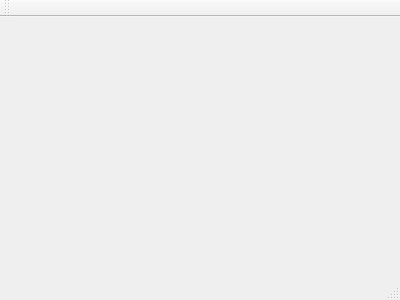
Old version of the form QtGameOfLife/mainwindow.ui in the repository polly013/Game-of-Life.
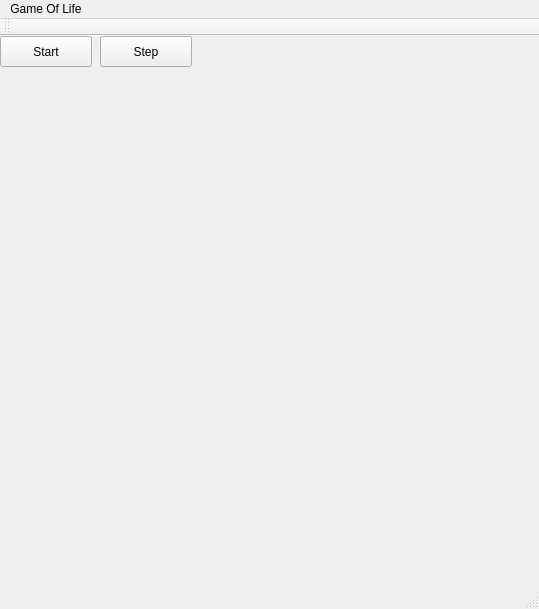
New version of the form.

Commit message: added grid layout with buttons

Diff of the .ui file:
```diff
--- a/QtGameOfLife/mainwindow.ui
+++ b/QtGameOfLife/mainwindow.ui
@@ -1,24 +1,86 @@
 <ui version="4.0">
  <class>MainWindow</class>
- <widget class="QMainWindow" name="MainWindow" >
-  <property name="geometry" >
+ <widget class="QMainWindow" name="MainWindow">
+  <property name="geometry">
    <rect>
     <x>0</x>
     <y>0</y>
-    <width>400</width>
-    <height>300</height>
+    <width>539</width>
+    <height>609</height>
    </rect>
   </property>
   <property name="windowTitle" >
    <string>MainWindow</string>
   </property>
-  <widget class="QMenuBar" name="menuBar" />
-  <widget class="QToolBar" name="mainToolBar" />
-  <widget class="QWidget" name="centralWidget" />
-  <widget class="QStatusBar" name="statusBar" />
+  <widget class="QWidget" name="centralWidget">
+   <widget class="QPushButton" name="startButton">
+    <property name="geometry">
+     <rect>
+      <x>0</x>
+      <y>0</y>
+      <width>92</width>
+      <height>31</height>
+     </rect>
+    </property>
+    <property name="text">
+     <string>Start</string>
+    </property>
+    <property name="checkable">
+     <bool>true</bool>
+    </property>
+   </widget>
+   <widget class="QPushButton" name="stepButton">
+    <property name="geometry">
+     <rect>
+      <x>100</x>
+      <y>0</y>
+      <width>92</width>
+      <height>31</height>
+     </rect>
+    </property>
+    <property name="text">
+     <string>Step</string>
+    </property>
+   </widget>
+   <widget class="QWidget" name="gridLayoutWidget">
+    <property name="geometry">
+     <rect>
+      <x>0</x>
+      <y>40</y>
+      <width>531</width>
+      <height>501</height>
+     </rect>
+    </property>
+    <layout class="QGridLayout" name="gridLayout"/>
+   </widget>
+  </widget>
+  <widget class="QMenuBar" name="menuBar">
+   <property name="geometry">
+    <rect>
+     <x>0</x>
+     <y>0</y>
+     <width>539</width>
+     <height>28</height>
+    </rect>
+   </property>
+   <widget class="QMenu" name="menuGame_Of_Life">
+    <property name="title">
+     <string>Game Of Life</string>
+    </property>
+   </widget>
+   <addaction name="menuGame_Of_Life"/>
+  </widget>
+  <widget class="QToolBar" name="mainToolBar">
+   <attribute name="toolBarArea">
+    <enum>TopToolBarArea</enum>
+   </attribute>
+   <attribute name="toolBarBreak">
+    <bool>false</bool>
+   </attribute>
+  </widget>
+  <widget class="QStatusBar" name="statusBar"/>
  </widget>
- <layoutDefault spacing="6" margin="11" />
- <pixmapfunction></pixmapfunction>
+ <layoutdefault spacing="6" margin="11"/>
  <resources/>
  <connections/>
 </ui>
```
Left out of the diff: 3 changed lines with no effect on the pictures. The commit also changes 5 other files.
